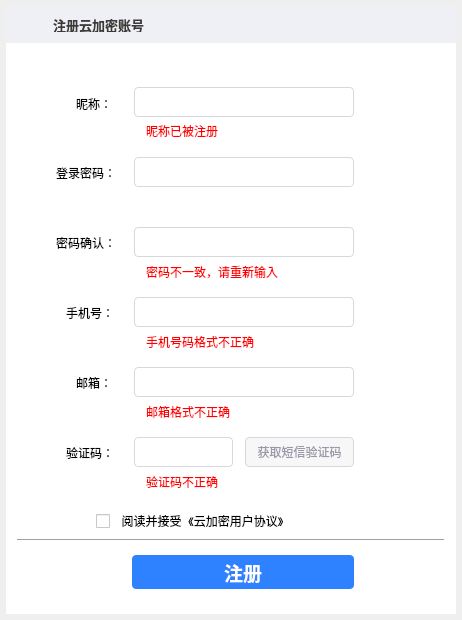
Before: the Qt Designer form registerdialog.ui in HustGw/CLLLLLLLSAFFFFFEWINN, drawn with Qt 5.
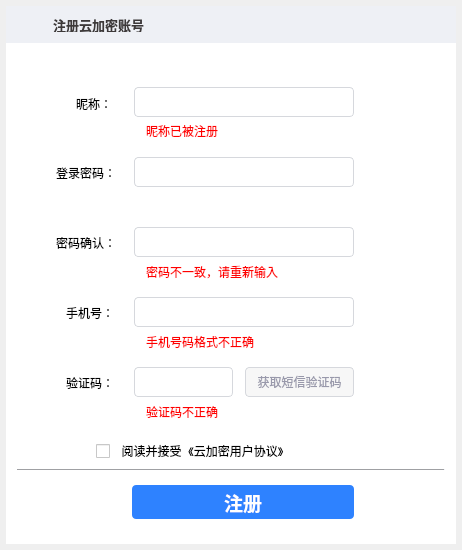
After: the same form once the commit is applied. Icons and pictures are not drawn.

Commit message: 去掉了邮箱

Patch:
```diff
--- a/registerdialog.ui
+++ b/registerdialog.ui
@@ -7,7 +7,7 @@
     <x>0</x>
     <y>0</y>
     <width>462</width>
-    <height>620</height>
+    <height>550</height>
    </rect>
   </property>
   <property name="windowTitle">
@@ -22,7 +22,7 @@
      <x>6</x>
      <y>6</y>
      <width>450</width>
-     <height>608</height>
+     <height>538</height>
     </rect>
    </property>
    <property name="styleSheet">
@@ -193,38 +193,11 @@
 border-radius:4px;</string>
     </property>
    </widget>
-   <widget class="QLabel" name="emailLabel">
-    <property name="geometry">
-     <rect>
-      <x>70</x>
-      <y>369</y>
-      <width>39</width>
-      <height>15</height>
-     </rect>
-    </property>
-    <property name="text">
-     <string>邮箱：</string>
-    </property>
-   </widget>
-   <widget class="QLineEdit" name="email">
-    <property name="geometry">
-     <rect>
-      <x>128</x>
-      <y>361</y>
-      <width>220</width>
-      <height>30</height>
-     </rect>
-    </property>
-    <property name="styleSheet">
-     <string notr="true">border:1px solid rgb(214,216,221);
-border-radius:4px;</string>
-    </property>
-   </widget>
    <widget class="QLabel" name="codeLabel">
     <property name="geometry">
      <rect>
       <x>60</x>
-      <y>439</y>
+      <y>369</y>
       <width>60</width>
       <height>15</height>
      </rect>
@@ -237,7 +210,7 @@
     <property name="geometry">
      <rect>
       <x>128</x>
-      <y>431</y>
+      <y>361</y>
       <width>99</width>
       <height>30</height>
      </rect>
@@ -251,7 +224,7 @@
     <property name="geometry">
      <rect>
       <x>239</x>
-      <y>431</y>
+      <y>361</y>
       <width>109</width>
       <height>30</height>
      </rect>
@@ -273,7 +246,7 @@
     <property name="geometry">
      <rect>
       <x>90</x>
-      <y>506</y>
+      <y>436</y>
       <width>271</width>
       <height>18</height>
      </rect>
@@ -289,7 +262,7 @@
     <property name="geometry">
      <rect>
       <x>126</x>
-      <y>549</y>
+      <y>479</y>
       <width>222</width>
       <height>34</height>
      </rect>
@@ -309,7 +282,7 @@
     <property name="geometry">
      <rect>
       <x>11</x>
-      <y>533</y>
+      <y>463</y>
       <width>428</width>
       <height>1</height>
      </rect>
@@ -377,33 +350,17 @@
     <property name="geometry">
      <rect>
       <x>140</x>
-      <y>469</y>
-      <width>200</width>
-      <height>14</height>
-     </rect>
-    </property>
-    <property name="styleSheet">
-     <string notr="true">color:red;
-</string>
-    </property>
-    <property name="text">
-     <string>验证码不正确</string>
-    </property>
-   </widget>
-   <widget class="QLabel" name="emailAlert">
-    <property name="geometry">
-     <rect>
-      <x>140</x>
       <y>399</y>
       <width>200</width>
       <height>14</height>
      </rect>
     </property>
     <property name="styleSheet">
-     <string notr="true">color:red;</string>
+     <string notr="true">color:red;
+</string>
     </property>
     <property name="text">
-     <string>邮箱格式不正确</string>
+     <string>验证码不正确</string>
     </property>
    </widget>
    <widget class="QLabel" name="icon">
```
The commit also changes 4 other files.
